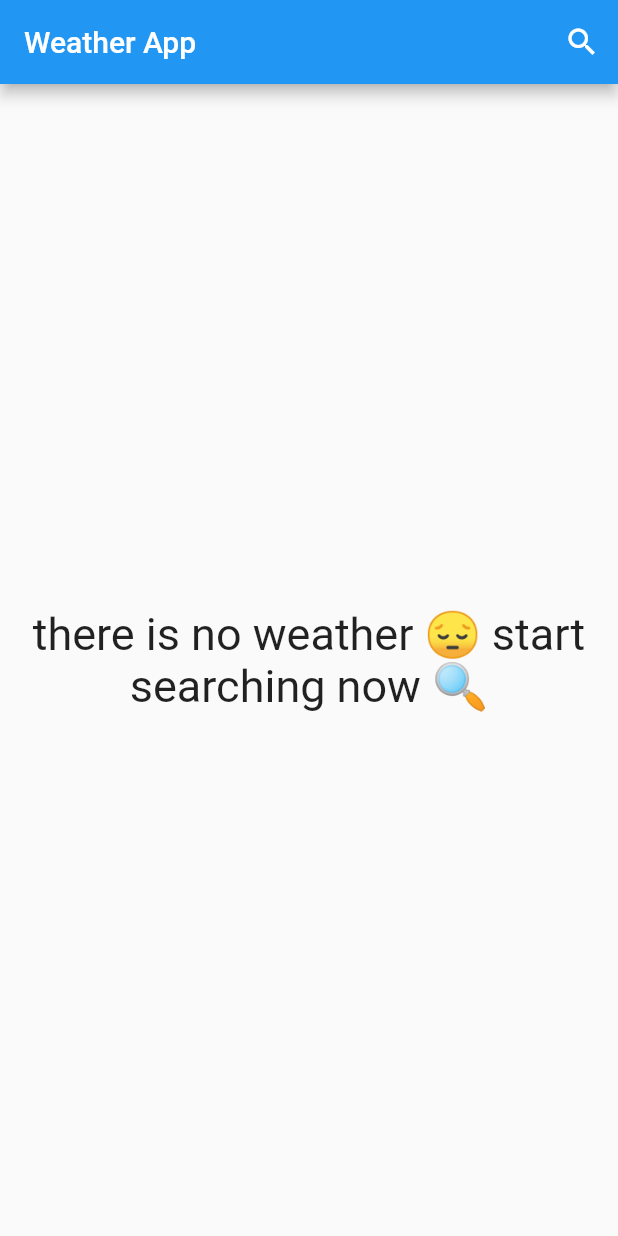
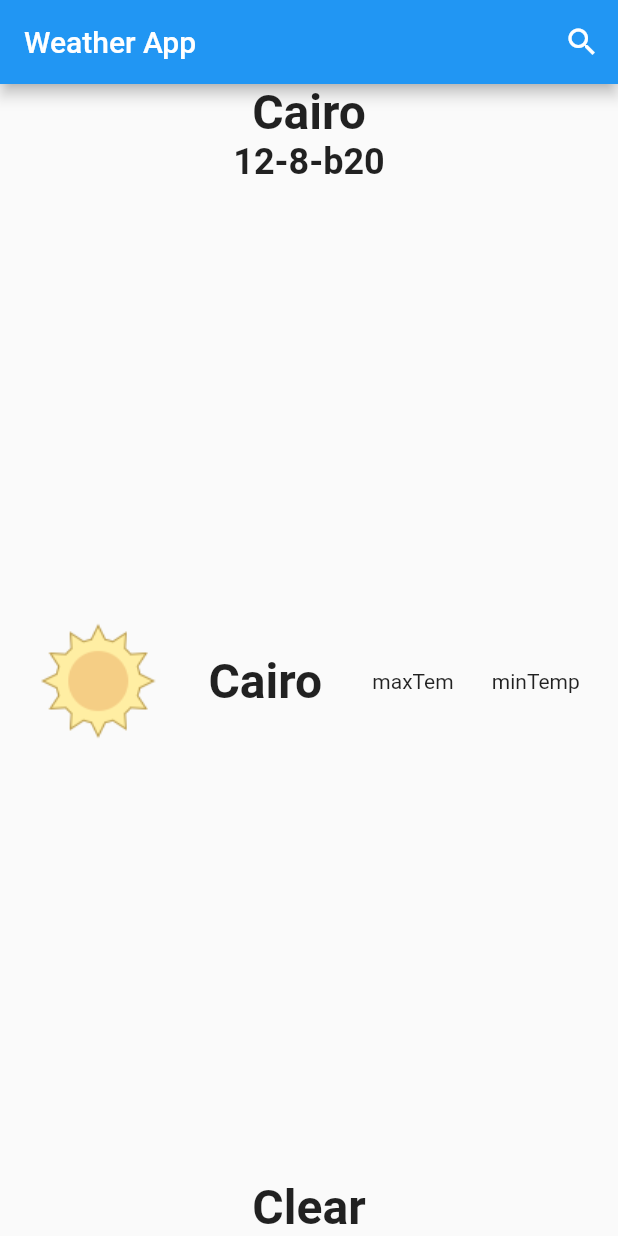
Before and after one commit to freejob985/weather_app, a Flutter app: the screen it shows after launch, on a phone screen of 412 x 824 dp. Run offline on Flutter 3.47's test engine with Material 2 defaults, Android fonts, the phone set to English and light mode, and no system bars.

Commit message:
11-8-2023

```diff
--- /dev/null
+++ b/lib/models/weather_model.dart
@@ -0,0 +1,31 @@
+// ignore_for_file: public_member_api_docs, sort_constructors_first
+class WeatherModel {
+  DateTime date;
+  double temp;
+  double maxTemp;
+  double minTemp;
+  String weatherStateName;
+  WeatherModel({
+    required this.date,
+    required this.temp,
+    required this.maxTemp,
+    required this.minTemp,
+    required this.weatherStateName,
+  });
+
+  factory WeatherModel.fromJson(dynamic data) {
+    var jsonData = data['forecast']['forecastday'][0]['day'];
+
+    return WeatherModel(
+        date: DateTime.parse(data['current']['last_updated']),
+        temp: jsonData['avgtemp_c'],
+        maxTemp: jsonData['maxtemp_c'],
+        minTemp: jsonData['mintemp_c'],
+        weatherStateName: jsonData['condition']['text']);
+  }
+    String toString() {
+    return 'tem = $temp  minTemp = $minTemp  date = $date';
+  }
+
+
+}
--- a/lib/pages/home_page.dart
+++ b/lib/pages/home_page.dart
@@ -1,9 +1,10 @@
 import 'package:flutter/material.dart';
+import 'package:weather_app/models/weather_model.dart';
 import 'package:weather_app/pages/search_page.dart';
 
 class HomePage extends StatelessWidget {
-  const HomePage({Key? key}) : super(key: key);
-
+  HomePage({Key? key}) : super(key: key);
+  WeatherModel? weatherData;
   @override
   Widget build(BuildContext context) {
     return Scaffold(
@@ -19,7 +20,8 @@ class HomePage extends StatelessWidget {
         ],
         title: const Text('Weather App'),
       ),
-      body: Center(
+      body: weatherData != null
+          ? Center(
               child: Column(
                 mainAxisAlignment: MainAxisAlignment.center,
                 children: [
@@ -37,6 +39,40 @@ class HomePage extends StatelessWidget {
                   )
                 ],
               ),
+            )
+          : Container(
+              child: Column(
+                mainAxisAlignment: MainAxisAlignment.center,
+                children: [
+                  Text(
+                    ' Cairo ',
+                    style: TextStyle(fontSize: 32, fontWeight: FontWeight.bold),
+                  ),
+                  Text('12-8-b20',
+                      style:
+                          TextStyle(fontSize: 24, fontWeight: FontWeight.bold)),
+                           Spacer(),
+                  Row(
+                    mainAxisAlignment: MainAxisAlignment.spaceEvenly,
+                    children: [
+                      Image.asset('assets/images/clear.png'),
+                      Text(
+                        ' Cairo ',
+                        style: TextStyle(
+                            fontSize: 32, fontWeight: FontWeight.bold),
+                      ),Text('maxTem'), Text('minTemp')
+                    ],
+                  ),
+                  Spacer(),
+                  Column(
+                    children: [],
+                  ),
+                  Text(
+                    'Clear',
+                    style: TextStyle(fontSize: 32, fontWeight: FontWeight.bold),
+                  )
+                ],
+              ),
             ),
     );
   }
--- a/pubspec.yaml
+++ b/pubspec.yaml
@@ -44,8 +44,8 @@ flutter:
   uses-material-design: true
 
   # To add assets to your application, add an assets section, like this:
-  # assets:
-  #   - images/a_dot_burr.jpeg
+  assets:
+    - assets/images/
   #   - images/a_dot_ham.jpeg
 
   # An image asset can refer to one or more resolution-specific "variants", see
```
Also changed, not shown: lib/pages/search_page.dart (+7 -2 lines), lib/services/weather_service.dart (+5 -2 lines), 1 other file. Lines whose indentation alone changed are shown as unchanged.
